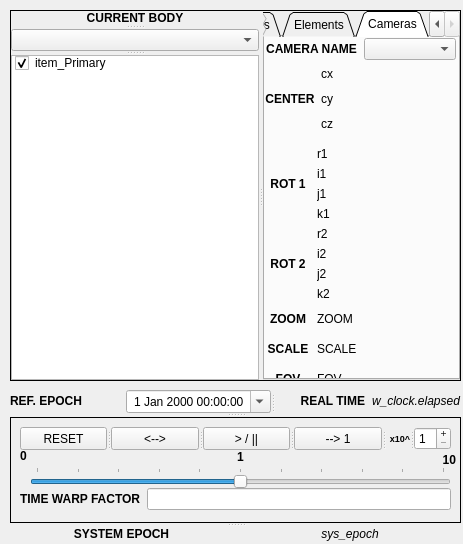
Old version of the form ui/composite.ui in the repository MadMaxFZ/sns2.
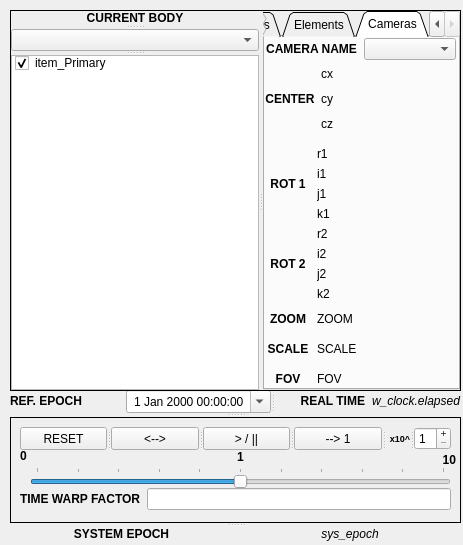
New version of the form.

Commit message: Added window title, splitter between controls and canvas. some of the GUI is functioning. The Markers went AWOL again.

The edit to the form file:
```diff
--- a/ui/composite.ui
+++ b/ui/composite.ui
@@ -7,7 +7,7 @@
     <x>0</x>
     <y>0</y>
     <width>463</width>
-    <height>544</height>
+    <height>545</height>
    </rect>
   </property>
   <property name="sizePolicy">
@@ -350,7 +350,7 @@
       <x>0</x>
       <y>0</y>
       <width>451</width>
-      <height>371</height>
+      <height>381</height>
      </rect>
     </property>
     <property name="sizePolicy">
```
The commit also changes 5 other files.
